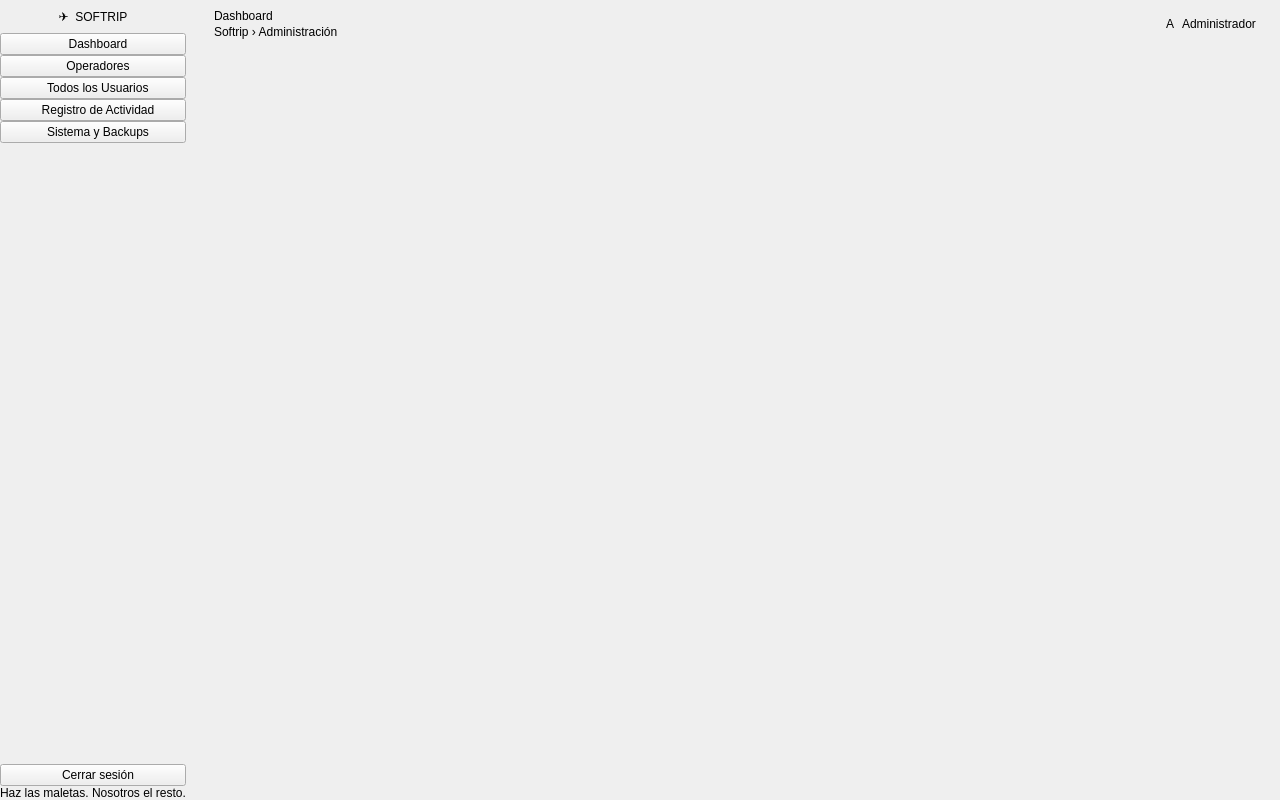
Before: the Qt Designer form src/vista/ui/vistaAdmin.ui in laraanton/InSo, drawn with Qt 5.
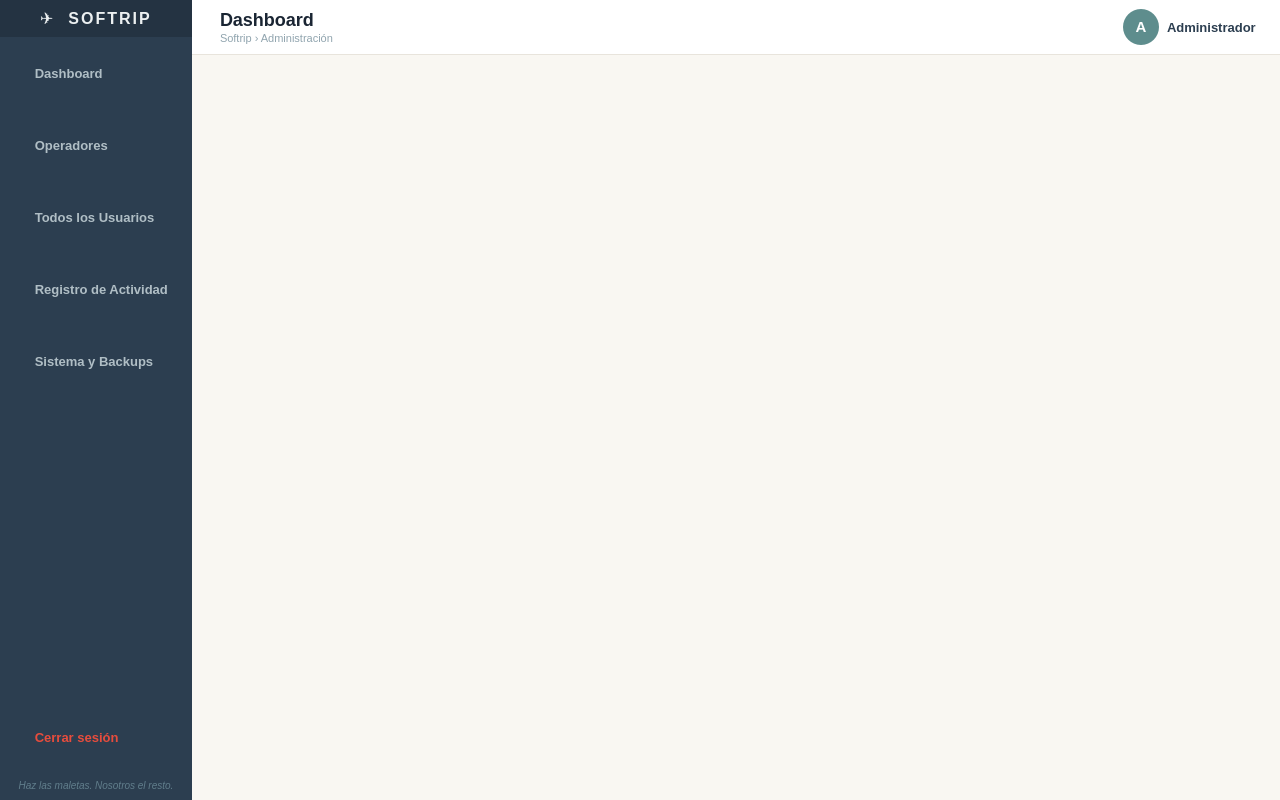
After: the same form once the commit is applied.

Commit message: Update QSS styles and layout for vistaAdmin UI

Diff of the .ui file:
```diff
--- a/src/vista/ui/vistaAdmin.ui
+++ b/src/vista/ui/vistaAdmin.ui
@@ -8,6 +8,164 @@
   <property name="windowTitle">
    <string>SoftTrip — Administración</string>
   </property>
+
+  <!-- ═══════════════════════════════════════════════════════════════
+       QSS GLOBAL de la ventana principal.
+       Incluye:
+         · Sidebar (fondo, botones de navegación, estado activo, logout)
+         · Topbar (fondo, separador inferior)
+         · avatarLabel → círculo 36×36 con border-radius: 18px
+         · adminNameLabel → tipografía del nombre
+         · pageTitle / pageBreadcrumb
+       REGLA DEL PROYECTO: ningún .py usa setStyleSheet.
+  ════════════════════════════════════════════════════════════════════ -->
+  <property name="styleSheet">
+   <string notr="true">
+/* ── Base ──
+   CRÍTICO: background-color NO va en QWidget genérico.
+   Si se pone ahí, todos los QWidget hijos del sidebar (logoFrame, botones)
+   heredan el fondo crema #f9f7f2 y tapan el fondo oscuro del sidebar.
+   El fondo crema va solo en contentFrame y sus hijos. */
+QMainWindow {
+    background-color: #f9f7f2;
+}
+QWidget {
+    font-family: "Segoe UI", "Helvetica Neue", sans-serif;
+    font-size: 13px;
+    color: #333333;
+}
+QWidget#centralwidget {
+    background-color: #f9f7f2;
+}
+
+/* ── Sidebar ── */
+QFrame#sidebarFrame {
+    background-color: #2c3e50;
+    border: none;
+}
+
+/* Logo */
+QFrame#logoFrame {
+    background-color: #243342;
+    border: none;
+}
+QLabel#logoLabel {
+    color: #ecf0f1;
+    font-size: 16px;
+    font-weight: 800;
+    letter-spacing: 2px;
+}
+
+/* Botones de navegación — estado normal */
+QPushButton#btnNavDashboard,
+QPushButton#btnNavOperadores,
+QPushButton#btnNavUsuarios,
+QPushButton#btnNavActividad,
+QPushButton#btnNavSistema {
+    background-color: transparent;
+    color: #b0bec5;
+    border: none;
+    border-radius: 0px;
+    text-align: left;
+    padding: 13px 24px;
+    font-size: 13px;
+    font-weight: 500;
+    min-height: 46px;
+}
+QPushButton#btnNavDashboard:hover,
+QPushButton#btnNavOperadores:hover,
+QPushButton#btnNavUsuarios:hover,
+QPushButton#btnNavActividad:hover,
+QPushButton#btnNavSistema:hover {
+    background-color: #3d5166;
+    color: #ecf0f1;
+}
+
+/* Estado activo: se activa con btn.setProperty("active", True) en VentanaAdmin */
+QPushButton#btnNavDashboard[active="true"],
+QPushButton#btnNavOperadores[active="true"],
+QPushButton#btnNavUsuarios[active="true"],
+QPushButton#btnNavActividad[active="true"],
+QPushButton#btnNavSistema[active="true"] {
+    background-color: #5e8d8d;
+    color: #ffffff;
+    border-left: 4px solid #a8d8d8;
+    padding-left: 20px;
+    font-weight: 700;
+}
+
+/* Botón logout */
+QPushButton#btnLogout {
+    background-color: transparent;
+    color: #e74c3c;
+    border: none;
+    text-align: left;
+    padding: 12px 24px;
+    font-size: 13px;
+    font-weight: 500;
+    min-height: 44px;
+}
+QPushButton#btnLogout:hover {
+    background-color: #3d2323;
+    color: #ff6b6b;
+}
+
+/* Footer del sidebar */
+QLabel#sidebarFooter {
+    color: #607d8b;
+    font-size: 10px;
+    font-style: italic;
+    padding: 8px 12px;
+}
+
+/* ── Topbar ── */
+QFrame#topbarFrame {
+    background-color: #ffffff;
+    border: none;
+    border-bottom: 1px solid #e8e4dc;
+}
+
+QLabel#pageTitle {
+    color: #1a2533;
+    font-size: 18px;
+    font-weight: 700;
+}
+QLabel#pageBreadcrumb {
+    color: #90a4ae;
+    font-size: 11px;
+}
+
+/* ── Avatar circular ──
+   CRÍTICO: min/max iguales a 36px para que border-radius: 18px funcione.
+   background-color es obligatorio — sin él Qt no recorta la forma.        */
+QLabel#avatarLabel {
+    min-width:  36px;
+    max-width:  36px;
+    min-height: 36px;
+    max-height: 36px;
+    border-radius: 18px;
+    background-color: #5e8d8d;
+    color: #ffffff;
+    font-size: 15px;
+    font-weight: 800;
+    qproperty-alignment: AlignCenter;
+}
+
+/* Nombre del administrador junto al avatar */
+QLabel#adminNameLabel {
+    color: #2c3e50;
+    font-size: 13px;
+    font-weight: 600;
+}
+
+/* ── Área de contenido ── */
+QFrame#contentFrame {
+    background-color: #f9f7f2;
+    border: none;
+}
+   </string>
+  </property>
+
   <widget class="QWidget" name="centralwidget">
    <layout class="QHBoxLayout" name="rootLayout">
     <property name="spacing"><number>0</number></property>
@@ -141,6 +299,12 @@
            <widget class="QLabel" name="avatarLabel">
             <property name="text"><string>A</string></property>
             <property name="alignment"><set>Qt::AlignCenter</set></property>
+            <property name="minimumSize">
+             <size><width>36</width><height>36</height></size>
+            </property>
+            <property name="maximumSize">
+             <size><width>36</width><height>36</height></size>
+            </property>
            </widget>
           </item>
           <item>
```
Left out of the diff: 22 changed lines with no effect on the pictures.
